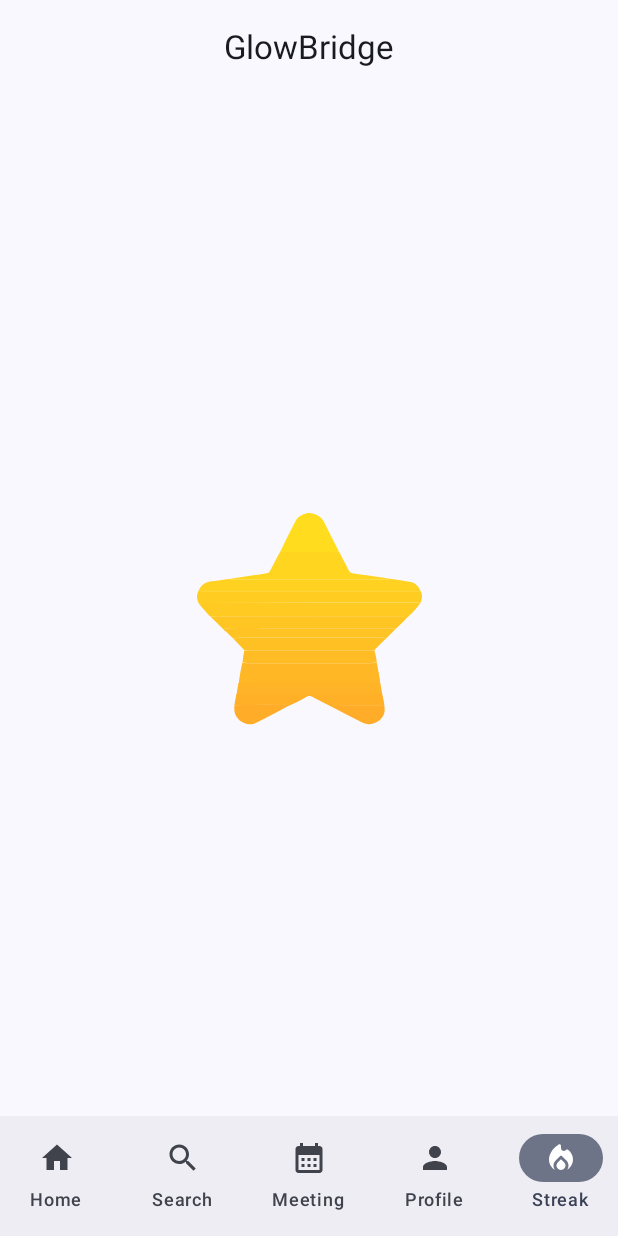
After one commit to nasacode1/GlowBridge, an Android app built with Jetpack Compose: the StreakPage screen opened through its navigation route, on a phone screen of 412 x 824 dp. The commit adds this screen. Run offline under Robolectric (Android 15) with nearby library versions, the phone set to English and light mode, and no system bars.

Commit message:
feat: Integrate vector star as main streak icon

```diff
--- a/app/src/main/java/com/example/glowbridge/ui/navigation/NavGraph.kt
+++ b/app/src/main/java/com/example/glowbridge/ui/navigation/NavGraph.kt
@@ -11,6 +11,7 @@ import com.example.glowbridge.ui.screens.HomePage
 import com.example.glowbridge.ui.screens.LoginScreen
 import com.example.glowbridge.ui.screens.MeetingPageScreen
 import com.example.glowbridge.ui.screens.SearchByBarcodeScreen
+import com.example.glowbridge.ui.screens.StreakPage
 import com.example.glowbridge.ui.screens.Welcome
 import com.example.glowbridge.ui.screens.calendlyEmbed
 import com.example.glowbridge.viewmodel.ProductSearchViewModel
@@ -59,6 +60,10 @@ fun NavGraph(navController: NavHostController){
             calendlyEmbed()
         }
 
+        composable("streak"){
+            StreakPage()
+        }
+
 
         }
 
--- /dev/null
+++ b/app/src/main/java/com/example/glowbridge/ui/screens/StreakPage.kt
@@ -0,0 +1,29 @@
+package com.example.glowbridge.ui.screens
+
+import androidx.compose.foundation.Image
+import androidx.compose.foundation.layout.Arrangement
+import androidx.compose.foundation.layout.Column
+import androidx.compose.foundation.layout.fillMaxHeight
+import androidx.compose.foundation.layout.fillMaxWidth
+import androidx.compose.foundation.layout.size
+import androidx.compose.runtime.Composable
+import androidx.compose.ui.Alignment
+import androidx.compose.ui.Modifier
+import androidx.compose.ui.graphics.painter.Painter
+import androidx.compose.ui.res.painterResource
+import androidx.compose.ui.unit.dp
+import com.example.glowbridge.R
+
+@Composable
+fun StreakPage(){
+    Column(
+        modifier = Modifier
+            .fillMaxHeight()
+            .fillMaxWidth(),
+        horizontalAlignment = Alignment.CenterHorizontally,
+        verticalArrangement = Arrangement.Center
+    ) {
+        Image(painter = painterResource(id = R.drawable.mainstar), contentDescription ="Main star", modifier = Modifier.size(150.dp))
+    }
+
+}
--- /dev/null
+++ b/app/src/main/res/drawable/mainstar.xml
@@ -0,0 +1,48 @@
+<vector xmlns:android="http://schemas.android.com/apk/res/android"
+    android:width="428dp"
+    android:height="402dp"
+    android:viewportWidth="428"
+    android:viewportHeight="402">
+  <path
+      android:pathData="M79.17,325C80.11,318.58 80.97,312.14 82.02,305.74C83.18,298.72 84.53,291.73 86.35,284.45C90.12,284.77 93.34,285.92 96.57,285.92C174.27,286.02 251.99,286.03 329.69,285.92C333.74,285.91 337.79,284.67 341.83,284C343.56,293.23 345.31,302.45 346.98,311.68C347.73,315.83 348.32,320 348.48,324.58C339.37,324.66 330.75,324.06 322.13,324.05C273.72,323.95 225.31,323.88 176.89,324.04C144.32,324.15 111.74,324.67 79.17,325Z"
+      android:fillColor="#FFB726"/>
+  <path
+      android:pathData="M425,171.02C421.62,175.38 418.42,179.93 414.81,184.07C410.59,188.91 406,193.4 400.88,198C397.55,197.71 394.91,197.25 392.27,197.24C269.61,196.87 146.96,196.54 24.3,196.2C17.07,188.38 9.85,180.56 3,172.29C5.34,171.55 7.31,171.01 9.27,171.01C147.85,170.99 286.42,171.01 425,171.02Z"
+      android:fillColor="#FFCA22"/>
+  <path
+      android:pathData="M425.55,170.96C286.73,171.14 148.25,171.12 9.77,171.14C7.8,171.14 5.84,171.65 3.47,172C-0.19,164.64 -1.56,157.09 2.37,149C5.65,148.96 8.45,149.47 11.25,149.47C149.48,149.51 287.7,149.51 425.93,149.51C429.43,156.6 427.93,163.69 425.55,170.96Z"
+      android:fillColor="#FFCD21"/>
+  <path
+      android:pathData="M425.9,149.63C287.68,150 149.52,150.01 11.36,149.97C8.56,149.96 5.76,149.45 2.56,149.09C7.02,137.26 15.61,131.06 28.44,129.85C39.07,128.85 49.59,126.67 60.75,125.44C63.38,126.24 65.43,126.94 67.47,126.95C95.12,127.02 122.77,127 150.42,127C220.38,127 290.34,127.02 360.29,126.92C362.53,126.92 364.76,125.78 367,125.17C380.15,127.11 393.39,128.61 406.43,131.16C416.28,133.08 422.2,140.26 425.9,149.63Z"
+      android:fillColor="#FFD121"/>
+  <path
+      android:pathData="M367,125.1C365.18,125.78 362.94,126.92 360.7,126.92C290.61,127.01 220.52,127 150.43,127C122.72,127 95.02,127.02 67.32,126.95C65.27,126.94 63.22,126.24 61,125.52C75.15,123.14 89.49,121.17 103.8,119.03C114.06,117.5 124.31,115.84 134.52,114.01C135.95,113.75 137.67,112.43 138.33,111.14C144.75,98.71 150.98,86.19 158.05,73.55C193.95,73.41 229.04,73.42 264.14,73.4C266.12,73.4 268.11,73.14 270.1,73C276.29,85 282.68,96.91 288.58,109.06C290.43,112.86 293.08,114.55 296.91,115.07C316.46,117.74 336.03,120.36 355.58,123.06C359.27,123.57 362.92,124.37 367,125.1Z"
+      android:fillColor="#FFD520"/>
+  <path
+      android:pathData="M25.02,196.35C147.4,196.36 269.92,196.68 392.43,197.03C395.06,197.04 397.7,197.48 400.72,197.88C393.98,205.3 386.85,212.55 379.02,219.76C375.86,219.48 373.39,219.03 370.93,219.03C289.16,218.99 207.39,219 125.62,219C102.64,219 79.66,218.94 56.68,219.09C54.43,219.11 52.2,220.41 49.96,221.12C41.69,212.97 33.42,204.82 25.02,196.35Z"
+      android:fillColor="#FFC623"/>
+  <path
+      android:pathData="M358.04,240.12C351.36,246.84 344.67,253.57 337.51,260.73C334.74,261.45 332.45,261.96 330.15,261.96C252.78,262.01 175.41,262.01 98.03,261.96C95.41,261.96 92.79,261.33 90.17,261C83.51,254.24 76.86,247.48 70.27,240.09C73.06,238.64 75.77,237.11 78.48,237.1C168.8,236.98 259.12,237 349.44,237C350.94,237 352.59,236.67 353.9,237.18C355.43,237.76 356.67,239.1 358.04,240.12Z"
+      android:fillColor="#FFC024"/>
+  <path
+      android:pathData="M78.82,323.54C111.63,322.78 144.25,322.23 176.87,322.11C225.35,321.93 273.83,322.01 322.32,322.11C330.95,322.13 339.58,322.78 348.63,323.14C350.11,329.68 351.18,336.22 352,343.48C348.69,345.14 345.61,346.88 342.54,346.88C253.36,347.03 164.18,347 75,347C76.21,339.31 77.42,331.62 78.82,323.54Z"
+      android:fillColor="#FFB327"/>
+  <path
+      android:pathData="M89.98,261.36C92.79,261.33 95.41,261.96 98.03,261.96C175.41,262.01 252.78,262.01 330.15,261.96C332.45,261.96 334.74,261.45 337.43,261.09C338.89,266.16 339.98,271.32 340.98,276.49C341.41,278.7 341.65,280.93 341.91,283.58C337.79,284.67 333.74,285.91 329.69,285.92C251.99,286.03 174.27,286.02 96.57,285.92C93.34,285.92 90.12,284.77 86.53,284.08C87.37,276.58 88.58,269.15 89.98,261.36Z"
+      android:fillColor="#FFBC25"/>
+  <path
+      android:pathData="M270,73.23C267.97,73.74 265.98,73.99 263.99,73.99C228.82,74.01 193.65,74 158,73.98C167.73,53.83 177.68,33.57 188.28,13.63C192.04,6.55 199.08,2.92 207.26,0.77C219.46,-2.44 235.39,4.65 241.11,16.35C250.39,35.34 260.36,54.03 270,73.23Z"
+      android:fillColor="#FFDD1E"/>
+  <path
+      android:pathData="M358.35,239.98C356.67,239.1 355.43,237.76 353.9,237.18C352.59,236.67 350.94,237 349.44,237C259.12,237 168.8,236.98 78.48,237.1C75.77,237.11 73.06,238.64 70.15,239.78C65.48,235.75 61.05,231.35 56.52,227.06C54.53,225.18 52.33,223.51 50.09,221.43C52.2,220.41 54.43,219.11 56.68,219.09C79.66,218.94 102.64,219 125.62,219C207.39,219 289.16,218.99 370.93,219.03C373.39,219.03 375.86,219.48 378.71,219.88C372.29,226.65 365.48,233.25 358.35,239.98Z"
+      android:fillColor="#FFC423"/>
+  <path
+      android:pathData="M74.93,344.22C164.05,343.81 253.11,343.83 342.16,343.7C345.23,343.7 348.3,342.1 351.66,341C353.24,347.45 354.55,354.14 355.82,360.84C356.21,362.87 356.48,364.93 356.32,367.38C353.54,367.47 351.24,366.86 348.95,366.86C321.5,366.79 294.05,366.73 266.61,366.95C264,366.97 261.4,368.89 258.79,369.93C246.39,363.63 233.77,357.7 221.66,350.87C216.39,347.9 212.78,346.9 207.03,350.49C197.06,356.74 186.14,361.45 174.98,366.58C172.13,365.84 169.93,364.92 167.71,364.88C157.9,364.72 148.08,364.71 138.27,364.83C115.85,365.1 93.42,365.48 71,365.81C72.28,358.75 73.57,351.69 74.93,344.22Z"
+      android:fillColor="#FFB027"/>
+  <path
+      android:pathData="M71.16,365.48C93.91,364.73 116.58,364.35 139.25,364.08C149.18,363.96 159.1,363.97 169.02,364.13C171.26,364.17 173.49,365.09 176,365.88C162.26,373.51 148.28,380.91 134.22,388.16C126.09,392.36 118.08,396.92 109.59,400.26C92.41,407 72.12,393.16 71.09,375.91C70.89,372.58 71.08,369.23 71.16,365.48Z"
+      android:fillColor="#FFAD28"/>
+  <path
+      android:pathData="M258,369.42C260.48,368.08 263.1,366.17 265.74,366.15C293.47,365.93 321.2,365.99 348.92,366.06C351.24,366.07 353.56,366.67 356.3,367C358.94,380.16 354.03,390.22 342.8,397.29C333.66,403.04 323.86,403.53 314.3,398.73C295.47,389.29 276.86,379.43 258,369.42Z"
+      android:fillColor="#FFAD28"/>
+</vector>
```
Also changed, not shown: app/src/main/java/com/example/glowbridge/data/model/Product.kt (line endings or trailing spaces).
